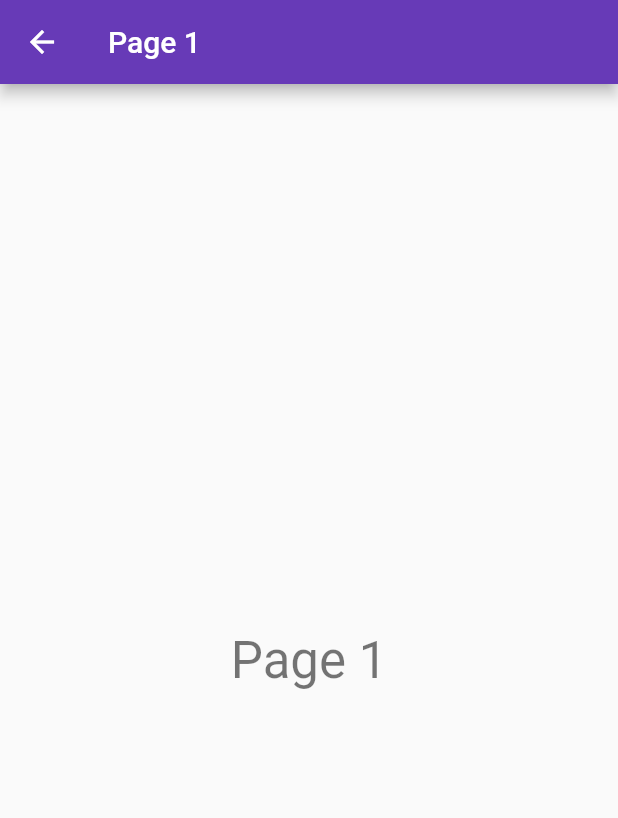
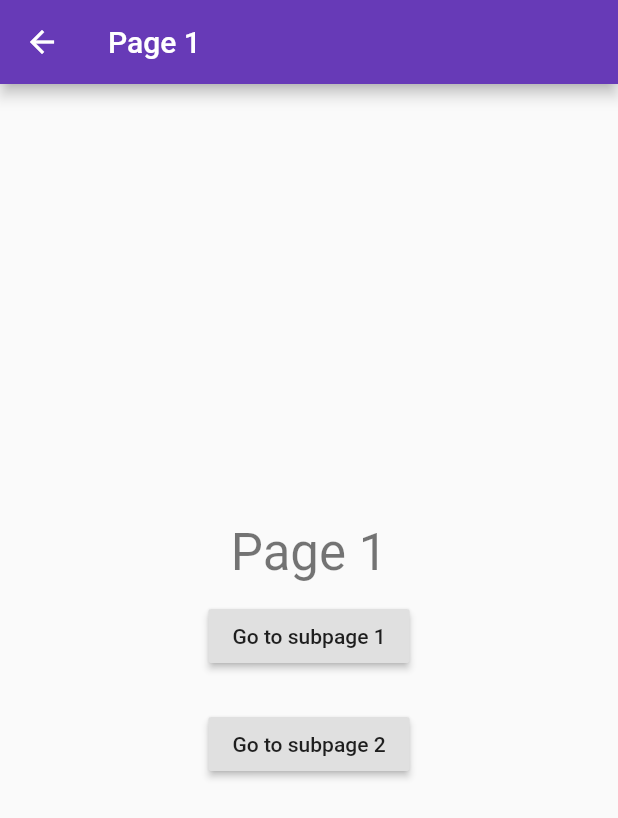
Before and after one commit to cebartling/flutter-examples, a Flutter app: the Page1 screen opened by its route, on a phone screen of 412 x 824 dp. Shown: the top 818 px of the screen. Run offline on Flutter 3.47's test engine with Material 2 defaults, Android fonts, the phone set to English and light mode, and no system bars.

Commit message:
Adding subpages to page 1.

```diff
--- a/routing_navigation_example/lib/main.dart
+++ b/routing_navigation_example/lib/main.dart
@@ -1,6 +1,8 @@
 import 'package:flutter/material.dart';
 import 'package:routing_navigation_example/pages/home_page.dart';
 import 'package:routing_navigation_example/pages/page1.dart';
+import 'package:routing_navigation_example/pages/page1_subpage1.dart';
+import 'package:routing_navigation_example/pages/page1_subpage2.dart';
 import 'package:routing_navigation_example/pages/page2.dart';
 import 'package:routing_navigation_example/pages/page3.dart';
 
@@ -19,6 +21,8 @@ class MyApp extends StatelessWidget {
         '/page1': (BuildContext context) => new Page1(),
         '/page2': (BuildContext context) => new Page2(),
         '/page3': (BuildContext context) => new Page3(),
+        '/page1_subpage1': (BuildContext context) => new Page1Subpage1(),
+        '/page1_subpage2': (BuildContext context) => new Page1Subpage2(),
       },
     );
   }
--- a/routing_navigation_example/lib/pages/page1.dart
+++ b/routing_navigation_example/lib/pages/page1.dart
@@ -23,6 +23,20 @@ class _Page1State extends State<Page1> {
                   .textTheme
                   .display1,
             ),
+            new Padding(
+              padding: new EdgeInsets.all(12.0),
+              child: new RaisedButton(
+                onPressed: () => Navigator.of(context).pushNamed("/page1_subpage1"),
+                child: new Text("Go to subpage 1"),
+              ),
+            ),
+            new Padding(
+              padding: new EdgeInsets.all(12.0),
+              child: new RaisedButton(
+                onPressed: () => Navigator.of(context).pushNamed("/page1_subpage2"),
+                child: new Text("Go to subpage 2"),
+              ),
+            ),
           ],
         ),
       ),
```
Also changed, not shown: routing_navigation_example/lib/pages/page1_subpage1.dart (added, +31 -0 lines), routing_navigation_example/lib/pages/page1_subpage2.dart (added, +31 -0 lines).
